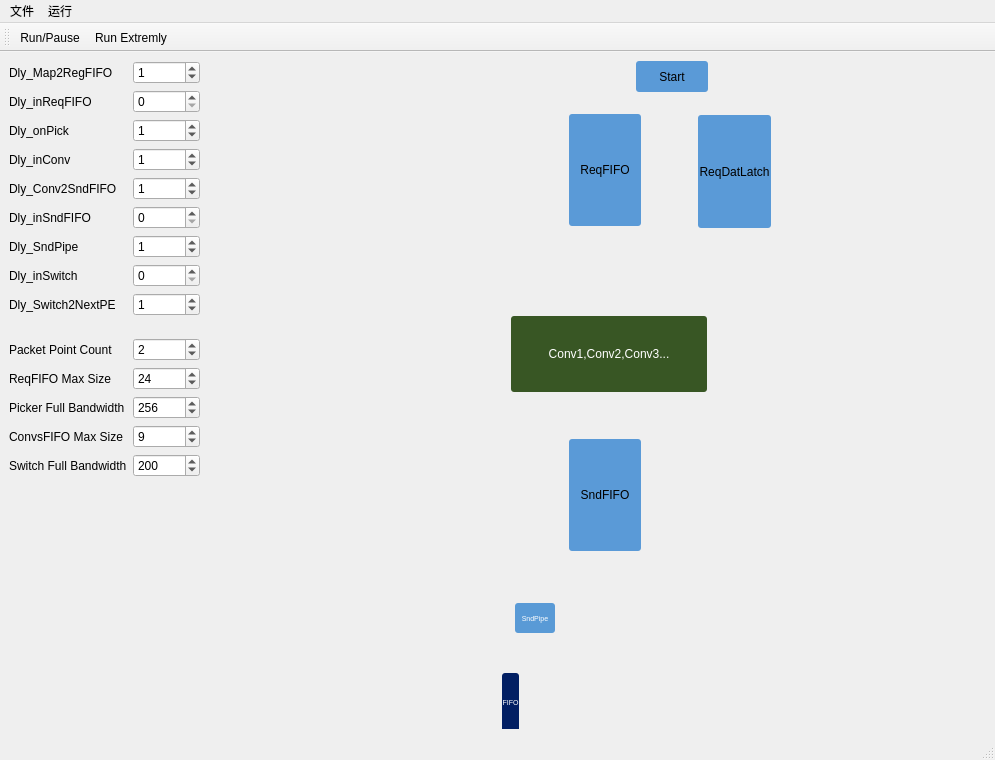
Old version of the form mainwindow.ui in the repository iwxyi/CNNAcceleratorTopology-Delay.
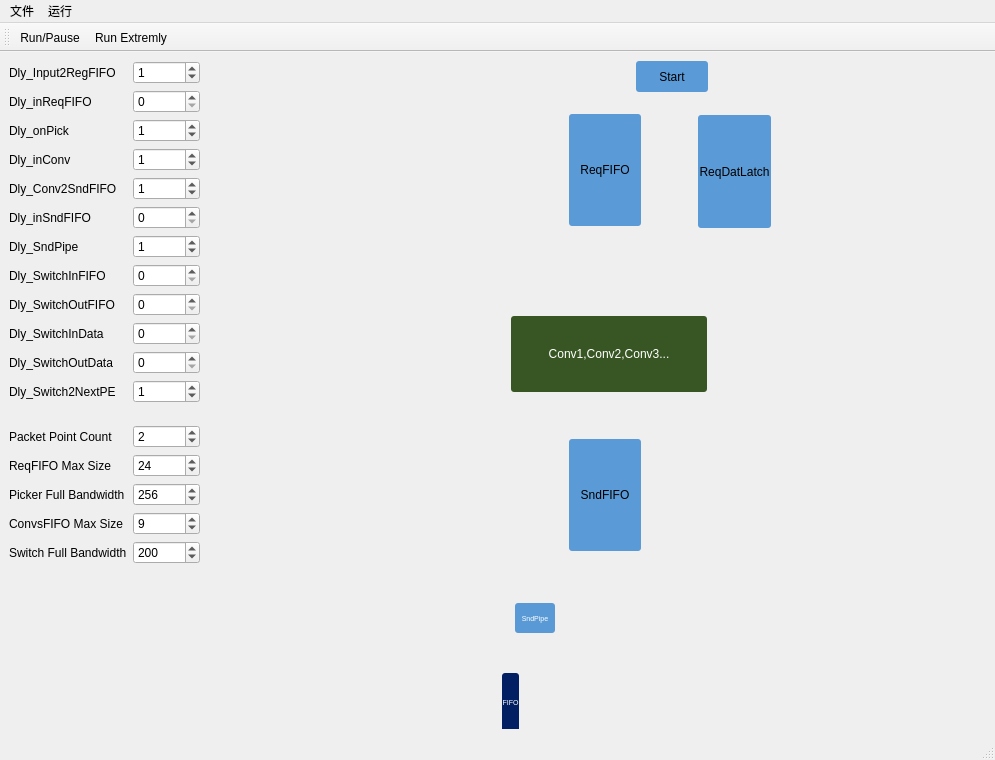
New version of the form. Icons and pictures are not drawn.

Commit message: 修复双线程信号量的问题；添加Switch四个Queue的delay

What changed in the file:
```diff
--- a/mainwindow.ui
+++ b/mainwindow.ui
@@ -26,7 +26,7 @@
       <item row="0" column="0">
        <widget class="QLabel" name="label">
         <property name="text">
-         <string>Dly_Map2RegFIFO</string>
+         <string>Dly_Input2RegFIFO</string>
         </property>
        </widget>
       </item>
@@ -128,28 +128,28 @@
       <item row="7" column="0">
        <widget class="QLabel" name="label_8">
         <property name="text">
-         <string>Dly_inSwitch</string>
+         <string>Dly_SwitchInFIFO</string>
         </property>
        </widget>
       </item>
       <item row="7" column="1">
        <widget class="QSpinBox" name="Dly_inSwitch_Spin"/>
       </item>
-      <item row="8" column="0">
+      <item row="11" column="0">
        <widget class="QLabel" name="label_9">
         <property name="text">
          <string>Dly_Switch2NextPE</string>
         </property>
        </widget>
       </item>
-      <item row="8" column="1">
+      <item row="11" column="1">
        <widget class="QSpinBox" name="Dly_Switch2NextPE_Spin">
         <property name="value">
          <number>1</number>
         </property>
        </widget>
       </item>
-      <item row="9" column="0">
+      <item row="12" column="0">
        <widget class="QWidget" name="widget_2" native="true">
         <property name="minimumSize">
          <size>
@@ -168,28 +168,28 @@
         </property>
        </widget>
       </item>
-      <item row="10" column="0">
+      <item row="13" column="0">
        <widget class="QLabel" name="label_10">
         <property name="text">
          <string>Packet Point Count</string>
         </property>
        </widget>
       </item>
-      <item row="10" column="1">
+      <item row="13" column="1">
        <widget class="QSpinBox" name="PacketPointCount_Spin">
         <property name="value">
          <number>2</number>
         </property>
        </widget>
       </item>
-      <item row="11" column="0">
+      <item row="14" column="0">
        <widget class="QLabel" name="label_11">
         <property name="text">
          <string>ReqFIFO Max Size</string>
         </property>
        </widget>
       </item>
-      <item row="11" column="1">
+      <item row="14" column="1">
        <widget class="QSpinBox" name="ReqFIFO_MaxSize_Spin">
         <property name="maximum">
          <number>999999</number>
@@ -202,14 +202,14 @@
         </property>
        </widget>
       </item>
-      <item row="12" column="0">
+      <item row="15" column="0">
        <widget class="QLabel" name="label_12">
         <property name="text">
          <string>Picker Full Bandwidth</string>
         </property>
        </widget>
       </item>
-      <item row="12" column="1">
+      <item row="15" column="1">
        <widget class="QSpinBox" name="Picker_FullBandwidth_Spin">
         <property name="maximum">
          <number>999999</number>
@@ -219,14 +219,14 @@
         </property>
        </widget>
       </item>
-      <item row="13" column="0">
+      <item row="16" column="0">
        <widget class="QLabel" name="label_13">
         <property name="text">
          <string>ConvsFIFO Max Size</string>
         </property>
        </widget>
       </item>
-      <item row="13" column="1">
+      <item row="16" column="1">
        <widget class="QSpinBox" name="ConvsFIFO_MaxSize_Spin">
         <property name="maximum">
          <number>999999</number>
@@ -236,14 +236,14 @@
         </property>
        </widget>
       </item>
-      <item row="14" column="0">
+      <item row="17" column="0">
        <widget class="QLabel" name="label_14">
         <property name="text">
          <string>Switch Full Bandwidth</string>
         </property>
        </widget>
       </item>
-      <item row="14" column="1">
+      <item row="17" column="1">
        <widget class="QSpinBox" name="Switch_FullBandwidth_Spin">
         <property name="maximum">
          <number>999999</number>
@@ -253,6 +253,36 @@
         </property>
        </widget>
       </item>
+      <item row="8" column="0">
+       <widget class="QLabel" name="label_15">
+        <property name="text">
+         <string>Dly_SwitchOutFIFO</string>
+        </property>
+       </widget>
+      </item>
+      <item row="9" column="0">
+       <widget class="QLabel" name="label_16">
+        <property name="text">
+         <string>Dly_SwitchInData</string>
+        </property>
+       </widget>
+      </item>
+      <item row="10" column="0">
+       <widget class="QLabel" name="label_17">
+        <property name="text">
+         <string>Dly_SwitchOutData</string>
+        </property>
+       </widget>
+      </item>
+      <item row="8" column="1">
+       <widget class="QSpinBox" name="Dly_SwitchOutFIFO_Spin"/>
+      </item>
+      <item row="9" column="1">
+       <widget class="QSpinBox" name="Dly_SwitchInData_Spin"/>
+      </item>
+      <item row="10" column="1">
+       <widget class="QSpinBox" name="Dly_SwitchOutData_Spin"/>
+      </item>
      </layout>
     </item>
     <item>
```
Left out of the diff: 2 changed lines with no effect on the pictures. The commit also changes 2 other files.
